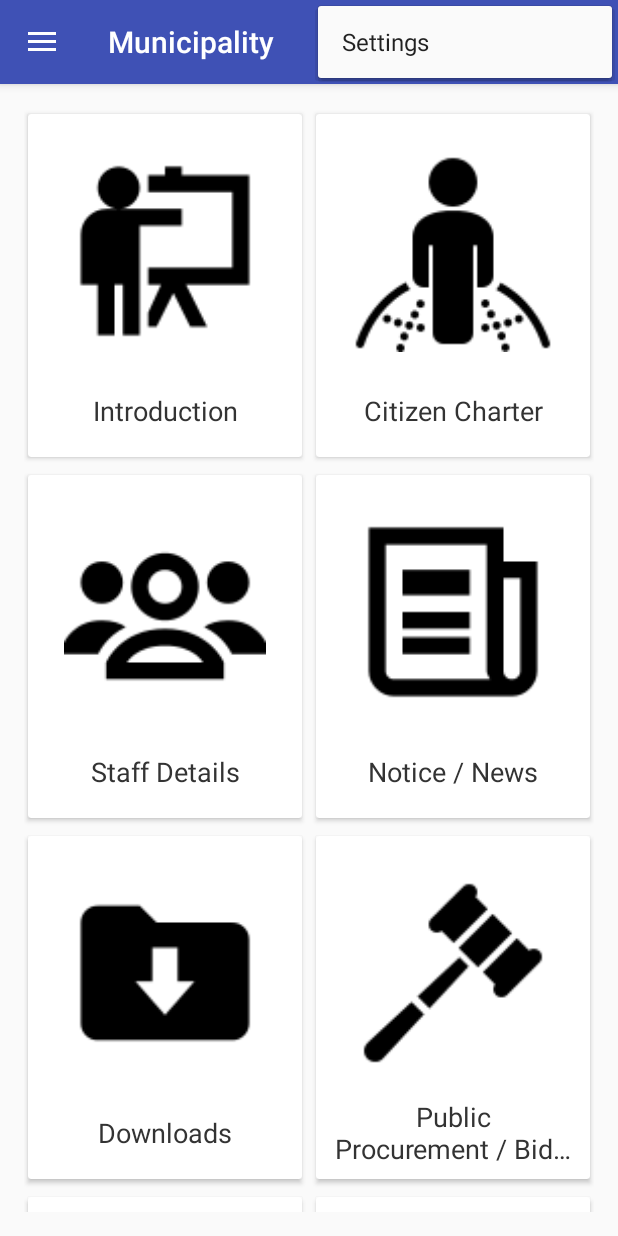
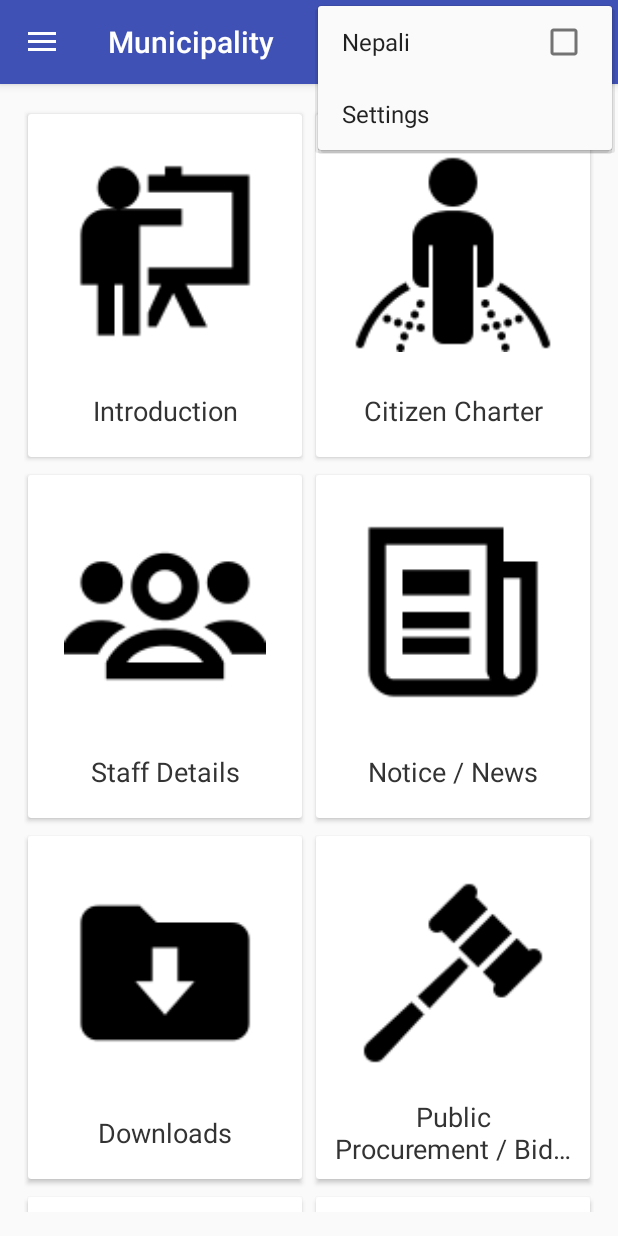
Before and after one commit to MKAMANOJ/Nepal-Municipality, an Android app: the screen it shows after launch (MainActivity), with the options menu open, on a phone screen of 412 x 824 dp. Run offline under Robolectric (Android 15) with nearby library versions, the phone set to English and light mode, and no system bars; pictures from the network do not load.

Commit message:
Show items of menu in nav-drawer and add Nepali language support.

```diff
--- /dev/null
+++ b/app/src/main/java/com/nabinbhandari/LanguageHelper.java
@@ -0,0 +1,44 @@
+package com.nabinbhandari;
+
+import android.app.Activity;
+import android.content.Context;
+import android.content.SharedPreferences;
+import android.content.res.Configuration;
+
+import java.util.Locale;
+
+public class LanguageHelper {
+
+    public static final Locale NP = new Locale("np");
+
+    private static void setAppLocale(String language, Activity activity) {
+
+        /*Resources resources = activity.getResources();
+        Configuration configuration = resources.getConfiguration();
+        configuration.setLocale(new Locale(language));
+        activity.getApplicationContext().createConfigurationContext(configuration);*/
+
+        Locale locale = new Locale(language);
+        Locale.setDefault(locale);
+        Configuration config = activity.getResources().getConfiguration();
+        config.locale = locale;
+        activity.getResources().updateConfiguration(config,
+                activity.getResources().getDisplayMetrics());
+        Locale.setDefault(locale);
+    }
+
+    public static void refreshLanguage(Activity activity) {
+        setAppLocale(isNepali(activity) ? "np" : "en", activity);
+    }
+
+    public static void updatePrefs(Context context, boolean nepali) {
+        SharedPreferences preference = context.getSharedPreferences("language", Context.MODE_PRIVATE);
+        preference.edit().putBoolean("nepali", nepali).apply();
+    }
+
+    public static boolean isNepali(Context context) {
+        SharedPreferences preference = context.getSharedPreferences("language", Context.MODE_PRIVATE);
+        return preference.getBoolean("nepali", false);
+    }
+
+}
--- a/app/src/main/java/com/nabinbhandari/municipality/MainActivity.java
+++ b/app/src/main/java/com/nabinbhandari/municipality/MainActivity.java
@@ -1,5 +1,6 @@
 package com.nabinbhandari.municipality;
 
+import android.content.Intent;
 import android.os.Bundle;
 import android.support.annotation.NonNull;
 import android.support.annotation.StringRes;
@@ -14,6 +15,8 @@ import android.view.Menu;
 import android.view.MenuItem;
 import android.widget.Toast;
 
+import com.nabinbhandari.LanguageHelper;
+import com.nabinbhandari.municipality.gallery.GalleryFragment;
 import com.nabinbhandari.municipality.menu.Category;
 import com.nabinbhandari.municipality.menu.MenuFragment;
 import com.nabinbhandari.retrofit.ImageUtils;
@@ -26,6 +29,8 @@ public class MainActivity extends AppCompatActivity
     @Override
     protected void onCreate(Bundle savedInstanceState) {
         super.onCreate(savedInstanceState);
+        LanguageHelper.refreshLanguage(this);
+
         setContentView(R.layout.activity_main);
         Toolbar toolbar = findViewById(R.id.toolbar);
         setSupportActionBar(toolbar);
@@ -64,23 +69,25 @@ public class MainActivity extends AppCompatActivity
 
     @Override
     public boolean onCreateOptionsMenu(Menu menu) {
-        // Inflate the menu; this adds items to the action bar if it is present.
         getMenuInflater().inflate(R.menu.main, menu);
+        MenuItem item = menu.findItem(R.id.nepali);
+        item.setChecked(LanguageHelper.isNepali(this));
         return true;
     }
 
     @Override
     public boolean onOptionsItemSelected(MenuItem item) {
-        // Handle action bar item clicks here. The action bar will
-        // automatically handle clicks on the Home/Up button, so long
-        // as you specify a parent activity in AndroidManifest.xml.
         int id = item.getItemId();
-
         //noinspection SimplifiableIfStatement
         if (id == R.id.action_settings) {
             return true;
+        } else if (id == R.id.nepali) {
+            item.setChecked(!item.isChecked());
+            LanguageHelper.updatePrefs(this, item.isChecked());
+            LanguageHelper.refreshLanguage(this);
+            finish();
+            startActivity(new Intent(this, MainActivity.class));
         }
-
         return super.onOptionsItemSelected(item);
     }
 
@@ -93,10 +100,11 @@ public class MainActivity extends AppCompatActivity
         if (id == R.id.nav_home) {
             MenuFragment menuFragment = MenuFragment.newInstance(Category.getDummyList());
             setFragment(menuFragment, R.string.app_name);
+        } else if (id == 7) {
+            setFragment(GalleryFragment.newInstance(), R.string.app_name);
         } else {
             Toast.makeText(this, "id: " + id, Toast.LENGTH_SHORT).show();
         }
-        // setFragment(GalleryFragment.newInstance(), R.string.introduction);
 
         DrawerLayout drawer = findViewById(R.id.drawer_layout);
         drawer.closeDrawer(GravityCompat.START);
--- a/app/src/main/java/com/nabinbhandari/municipality/Splash.java
+++ b/app/src/main/java/com/nabinbhandari/municipality/Splash.java
@@ -1,5 +1,6 @@
 package com.nabinbhandari.municipality;
 
+import android.content.Context;
 import android.content.Intent;
 import android.os.Bundle;
 import android.support.annotation.Nullable;
@@ -9,6 +10,8 @@ import android.view.View;
 import android.view.Window;
 import android.view.animation.AnimationUtils;
 import android.widget.ImageView;
+
+import com.nabinbhandari.LanguageHelper;
 
 /**
  * Created at 9:01 PM on 1/3/2018.
@@ -30,6 +33,7 @@ public class Splash extends AppCompatActivity {
         if (actionBar != null) {
             getSupportActionBar().hide();
         }
+        LanguageHelper.refreshLanguage(this);
         setContentView(R.layout.layout_splash);
     }
 
--- a/app/src/main/java/com/nabinbhandari/municipality/menu/Category.java
+++ b/app/src/main/java/com/nabinbhandari/municipality/menu/Category.java
@@ -2,10 +2,12 @@ package com.nabinbhandari.municipality.menu;
 
 import android.support.annotation.DrawableRes;
 
+import com.nabinbhandari.LanguageHelper;
 import com.nabinbhandari.municipality.R;
 
 import java.util.ArrayList;
 import java.util.List;
+import java.util.Locale;
 
 /**
  * Created at 7:40 PM on 1/6/2018.
@@ -30,7 +32,7 @@ public class Category {
 
     @Override
     public String toString() {
-        return title_en;
+        return Locale.getDefault().equals(LanguageHelper.NP) ? title_np : title_en;
     }
 
     public static List<Category> getDummyList() {
--- a/app/src/main/res/layout/content_main.xml
+++ b/app/src/main/res/layout/content_main.xml
@@ -4,7 +4,6 @@
     xmlns:tools="http://schemas.android.com/tools"
     android:layout_width="match_parent"
     android:layout_height="match_parent"
-    android:layout_margin="@dimen/activity_horizontal_margin"
     app:layout_behavior="@string/appbar_scrolling_view_behavior"
     tools:context="com.nabinbhandari.municipality.MainActivity"
     tools:showIn="@layout/app_bar_main">
--- a/app/src/main/res/layout/fragment_home.xml
+++ b/app/src/main/res/layout/fragment_home.xml
@@ -1,6 +1,7 @@
 <FrameLayout xmlns:android="http://schemas.android.com/apk/res/android"
     android:layout_width="match_parent"
-    android:layout_height="match_parent">
+    android:layout_height="match_parent"
+    android:layout_margin="@dimen/activity_horizontal_margin">
 
     <!--<ProgressBar
         android:id="@+id/progressBar"
--- a/app/src/main/res/menu/main.xml
+++ b/app/src/main/res/menu/main.xml
@@ -6,4 +6,12 @@
         android:orderInCategory="100"
         android:title="@string/action_settings"
         app:showAsAction="never" />
+
+    <item
+        android:id="@+id/nepali"
+        android:checkable="true"
+        android:checked="false"
+        android:title="@string/nepali"
+        app:showAsAction="never" />
+
 </menu>
--- a/app/src/main/res/values/strings.xml
+++ b/app/src/main/res/values/strings.xml
@@ -1,12 +1,14 @@
 <resources>
     <string name="app_name">Municipality</string>
 
-    <string name="navigation_drawer_open">Open navigation drawer</string>
-    <string name="navigation_drawer_close">Close navigation drawer</string>
+    <string name="navigation_drawer_open" translatable="false">Open navigation drawer</string>
+    <string name="navigation_drawer_close" translatable="false">Close navigation drawer</string>
 
     <string name="action_settings">Settings</string>
     <string name="splash_welcome_text">Welcome to Pokhara Lekhnath Metropolitan City</string>
     <string name="no_data">No Data!</string>
     <string name="introduction">Introduction</string>
     <string name="home">Home</string>
+    <string name="nepali">Nepali</string>
+
 </resources>
```
Also changed, not shown: 1 other file.
